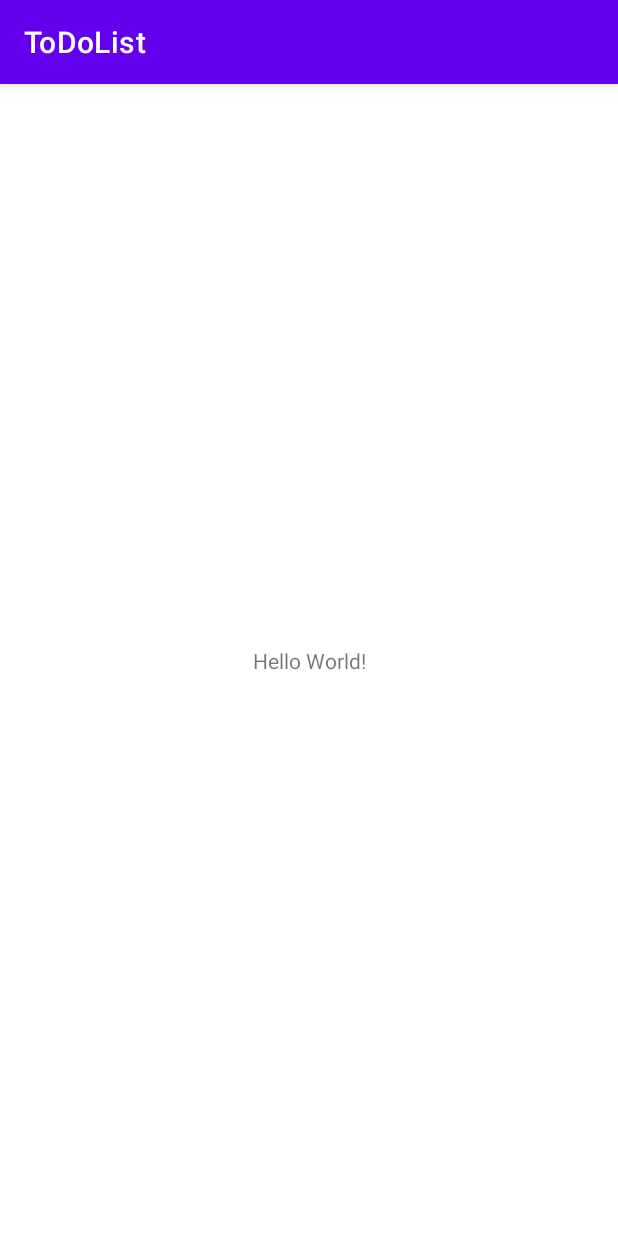
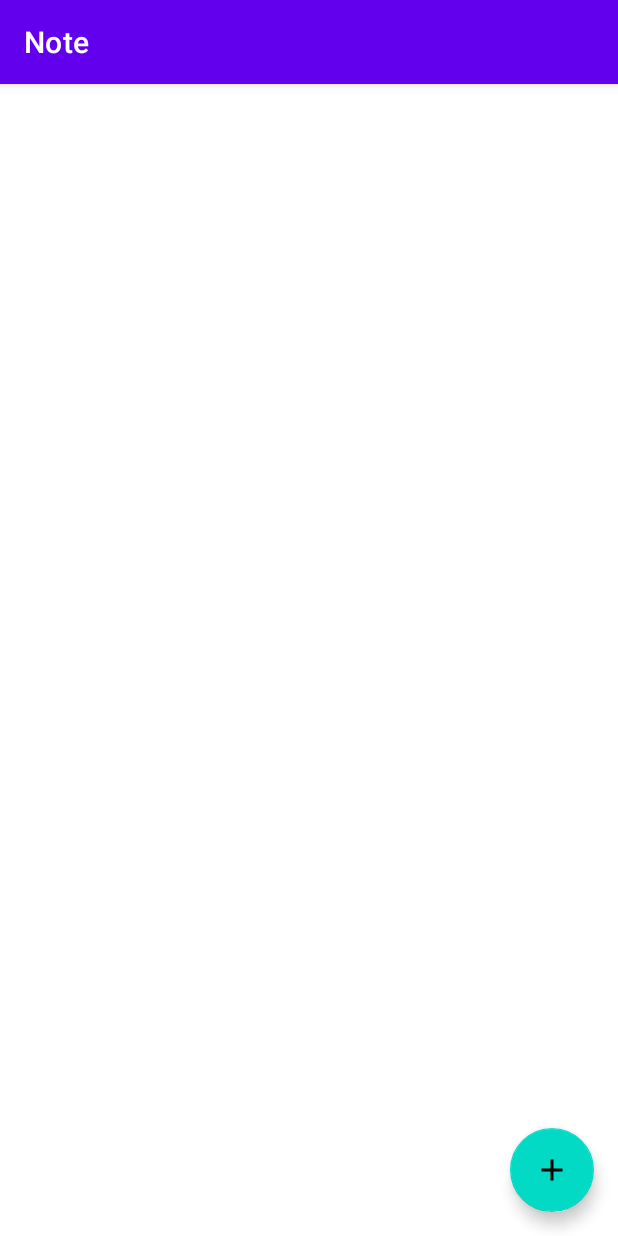
Before and after one commit to choudry/ToDoList, an Android app: the screen it shows after launch (MainActivity), on a phone screen of 412 x 824 dp. Run offline under Robolectric (Android 15) with nearby library versions, the phone set to English and light mode, and no system bars; 4 statements that could not run were skipped.

Commit message:
From update note branch

```diff
--- /dev/null
+++ b/app/src/main/java/com/maani/todolist/Constants.kt
@@ -0,0 +1,7 @@
+package com.maani.todolist
+
+const val NEW_NOTE_ID = 0
+const val TAG = "Log"
+const val NOTE_KEY = "note_key"
+const val CURSOR_POSITION = "position"
+const val SLECTED_NOTE= "selectednote"
--- a/app/src/main/java/com/maani/todolist/MainActivity.kt
+++ b/app/src/main/java/com/maani/todolist/MainActivity.kt
@@ -7,5 +7,8 @@ class MainActivity : AppCompatActivity() {
     override fun onCreate(savedInstanceState: Bundle?) {
         super.onCreate(savedInstanceState)
         setContentView(R.layout.activity_main)
+
+
+
     }
 }
--- /dev/null
+++ b/app/src/main/java/com/maani/todolist/MainFragment.kt
@@ -0,0 +1,115 @@
+package com.maani.todolist
+
+import android.os.Bundle
+import android.os.Handler
+import android.os.Looper
+import android.util.Log
+import android.view.*
+import androidx.fragment.app.Fragment
+import androidx.appcompat.app.AppCompatActivity
+import androidx.lifecycle.Observer
+import androidx.lifecycle.ViewModelProvider
+import androidx.navigation.fragment.findNavController
+import androidx.recyclerview.widget.DividerItemDecoration
+import androidx.recyclerview.widget.LinearLayoutManager
+import com.maani.todolist.Model.MainViewModel
+import com.maani.todolist.data.NoteEntity
+import com.maani.todolist.databinding.FragmentMainBinding
+
+class MainFragment : Fragment(), NoteListAdapter.ListItemListener {
+
+    private lateinit var binding: FragmentMainBinding
+    private lateinit var viewmodel: MainViewModel
+    private lateinit var adapter: NoteListAdapter
+    override fun onCreateView(
+        inflater: LayoutInflater, container: ViewGroup?,
+        savedInstanceState: Bundle?
+    ): View? {
+        // Inflate the layout for this fragment
+        binding = FragmentMainBinding.inflate(inflater, container, false)
+        setHasOptionsMenu(true)
+
+        (activity as AppCompatActivity).supportActionBar?.setDisplayHomeAsUpEnabled(false)
+        viewmodel = ViewModelProvider(this).get(MainViewModel::class.java)
+        viewmodel.notelist?.observe(viewLifecycleOwner, Observer {
+            adapter = NoteListAdapter(it, this@MainFragment)
+            binding.recyclerview.adapter = adapter
+            binding.recyclerview.layoutManager = LinearLayoutManager(activity)
+
+            var selectedNotes = savedInstanceState?.getParcelableArrayList<NoteEntity>(SLECTED_NOTE)
+            adapter.selectedNotes.addAll(selectedNotes?: emptyList())
+        })
+        with(binding.recyclerview) {
+            setHasFixedSize(true)
+            val divider = DividerItemDecoration(
+                context, LinearLayoutManager(context).orientation
+            )
+            addItemDecoration(divider)
+        }
+        binding.fbAdd.setOnClickListener{
+            goEditFragment(NEW_NOTE_ID)
+        }
+
+        requireActivity().title = "Note"
+        return binding.root
+    }
+
+    override fun goEditFragment(noteId: Int) {
+        Log.i(TAG, "Item clicked position is: $noteId")
+
+        val action = MainFragmentDirections.actionToEditor(noteId)
+        findNavController().navigate(action)
+    }
+
+    override fun onItemSelectionChanged() {
+        requireActivity().invalidateOptionsMenu()
+    }
+
+    override fun onCreateOptionsMenu(menu: Menu, inflater: MenuInflater) {
+        val item =
+            if (this::adapter.isInitialized && adapter.selectedNotes.isNotEmpty()){
+                R.menu.menu_delete
+            }else{
+                R.menu.menu_main
+            }
+        inflater.inflate(item,menu)
+        super.onCreateOptionsMenu(menu, inflater)
+    }
+
+    override fun onOptionsItemSelected(item: MenuItem): Boolean {
+        return when (item.itemId) {
+            R.id.add_data -> addData()
+            R.id.clear_databse -> clearDatabase()
+                R.id.delete_data -> deleteData()
+            else -> return super.onOptionsItemSelected(item)
+        }
+
+    }
+
+    private fun clearDatabase(): Boolean {
+        viewmodel.clearDatabase()
+        return true
+    }
+
+    private fun deleteData(): Boolean {
+        viewmodel.deleteData(adapter.selectedNotes)
+        Handler(Looper.getMainLooper()).postDelayed({
+            adapter.selectedNotes.clear()
+            requireActivity().invalidateOptionsMenu()
+        },100)
+        return true
+    }
+
+    private fun addData() : Boolean{
+        viewmodel.addSampleData()
+        return true
+    }
+
+    override fun onSaveInstanceState(outState: Bundle) {
+        if (this::adapter.isInitialized){
+            outState.putParcelableArrayList(SLECTED_NOTE,adapter.selectedNotes)
+        }
+        super.onSaveInstanceState(outState)
+    }
+
+}
--- /dev/null
+++ b/app/src/main/res/drawable/ic_add.xml
@@ -0,0 +1,10 @@
+<vector xmlns:android="http://schemas.android.com/apk/res/android"
+    android:width="24dp"
+    android:height="24dp"
+    android:viewportWidth="24"
+    android:viewportHeight="24"
+    android:tint="?attr/colorControlNormal">
+  <path
+      android:fillColor="@android:color/white"
+      android:pathData="M19,13h-6v6h-2v-6H5v-2h6V5h2v6h6v2z"/>
+</vector>
--- a/app/src/main/res/layout/activity_main.xml
+++ b/app/src/main/res/layout/activity_main.xml
@@ -6,13 +6,17 @@
     android:layout_height="match_parent"
     tools:context=".MainActivity">
 
-    <TextView
-        android:layout_width="wrap_content"
-        android:layout_height="wrap_content"
-        android:text="Hello World!"
+
+    <androidx.fragment.app.FragmentContainerView
+        android:id="@+id/navhostfragment"
+        android:name="androidx.navigation.fragment.NavHostFragment"
+        android:layout_width="0dp"
+        android:layout_height="0dp"
+        app:defaultNavHost="true"
         app:layout_constraintBottom_toBottomOf="parent"
-        app:layout_constraintLeft_toLeftOf="parent"
-        app:layout_constraintRight_toRightOf="parent"
-        app:layout_constraintTop_toTopOf="parent" />
+        app:layout_constraintEnd_toEndOf="parent"
+        app:layout_constraintStart_toStartOf="parent"
+        app:layout_constraintTop_toTopOf="parent"
+        app:navGraph="@navigation/nav_graph" />
 
 </androidx.constraintlayout.widget.ConstraintLayout>
--- /dev/null
+++ b/app/src/main/res/layout/fragment_main.xml
@@ -0,0 +1,33 @@
+<?xml version="1.0" encoding="utf-8"?>
+<androidx.constraintlayout.widget.ConstraintLayout xmlns:android="http://schemas.android.com/apk/res/android"
+    xmlns:app="http://schemas.android.com/apk/res-auto"
+    xmlns:tools="http://schemas.android.com/tools"
+    android:layout_width="match_parent"
+    android:layout_height="match_parent"
+    tools:context=".MainFragment">
+
+    <androidx.recyclerview.widget.RecyclerView
+        android:id="@+id/recyclerview"
+        android:layout_width="0dp"
+        android:layout_height="0dp"
+        android:clickable="true"
+        android:focusable="true"
+        android:focusableInTouchMode="true"
+        app:layout_constraintBottom_toBottomOf="parent"
+        app:layout_constraintEnd_toEndOf="parent"
+        app:layout_constraintStart_toStartOf="parent"
+        app:layout_constraintTop_toTopOf="parent" />
+
+    <com.google.android.material.floatingactionbutton.FloatingActionButton
+        android:id="@+id/fbAdd"
+        android:layout_width="wrap_content"
+        android:layout_height="wrap_content"
+        android:layout_marginEnd="16dp"
+        android:layout_marginRight="16dp"
+        android:layout_marginBottom="16dp"
+        android:clickable="true"
+        app:srcCompat="@drawable/ic_add"
+        app:layout_constraintBottom_toBottomOf="parent"
+        app:layout_constraintEnd_toEndOf="parent" />
+
+</androidx.constraintlayout.widget.ConstraintLayout>
--- /dev/null
+++ b/app/src/main/res/navigation/nav_graph.xml
@@ -0,0 +1,27 @@
+<?xml version="1.0" encoding="utf-8"?>
+<navigation xmlns:android="http://schemas.android.com/apk/res/android"
+    xmlns:app="http://schemas.android.com/apk/res-auto"
+    xmlns:tools="http://schemas.android.com/tools"
+    android:id="@+id/nav_graph"
+    app:startDestination="@id/mainFragment">
+
+    <fragment
+        android:id="@+id/mainFragment"
+        android:name="com.maani.todolist.MainFragment"
+        android:label="fragment_main"
+        tools:layout="@layout/fragment_main" >
+        <action
+            android:id="@+id/action_toEditor"
+            app:destination="@id/editorFragment" />
+    </fragment>
+    <fragment
+        android:id="@+id/editorFragment"
+        android:name="com.maani.todolist.EditorFragment"
+        android:label="editor_fragment"
+        tools:layout="@layout/editor_fragment" >
+        <argument
+            android:name="noteid"
+            app:argType="integer"
+            android:defaultValue="0" />
+    </fragment>
+</navigation>
--- a/app/src/main/res/values/strings.xml
+++ b/app/src/main/res/values/strings.xml
@@ -1,3 +1,7 @@
 <resources>
-    <string name="app_name">ToDoList</string>
+    <string name="app_name">Notes</string>
+    <!-- TODO: Remove or change this placeholder text -->
+    <string name="hello_blank_fragment">Hello blank fragment</string>
+    <string name="add_note">Add Note</string>
+    <string name="clear_database">Clear Database</string>
 </resources>
--- a/build.gradle
+++ b/build.gradle
@@ -1,13 +1,17 @@
 // Top-level build file where you can add configuration options common to all sub-projects/modules.
 buildscript {
     ext.kotlin_version = "1.5.0"
+    ext.nav_version = "2.3.5"
     repositories {
         google()
         mavenCentral()
     }
     dependencies {
-        classpath "com.android.tools.build:gradle:4.2.0"
+        classpath "com.android.tools.build:gradle:4.2.1"
         classpath "org.jetbrains.kotlin:kotlin-gradle-plugin:$kotlin_version"
+        //For using safe arg to pass the data between destinations
+
+        classpath("androidx.navigation:navigation-safe-args-gradle-plugin:$nav_version")
 
         // NOTE: Do not place your application dependencies here; they belong
         // in the individual module build.gradle files
```
Also changed, not shown: app/build.gradle (+27 -1 lines), app/src/main/java/com/maani/todolist/data/NoteEntity.kt (added, +19 -0 lines), app/src/main/java/com/maani/todolist/data/SampleDataProvider.kt (added, +32 -0 lines), app/src/main/res/drawable/ic_check.xml (added, +10 -0 lines), app/src/main/res/drawable/ic_delete.xml (added, +10 -0 lines), app/src/main/res/drawable/ic_note.xml (added, +10 -0 lines), app/src/main/res/layout/list_item.xml (added, +33 -0 lines).
